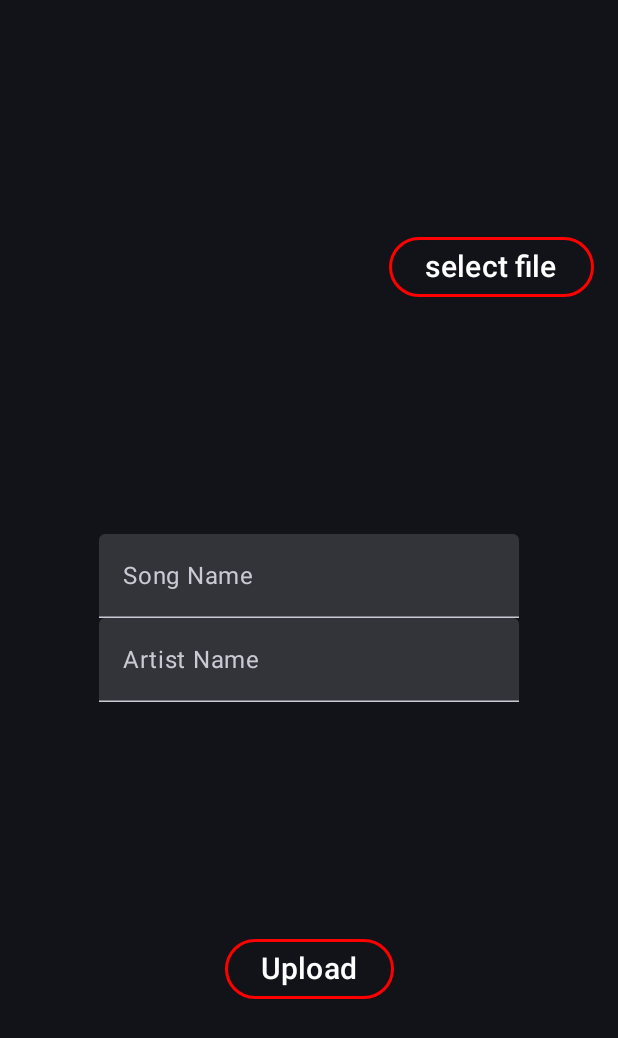
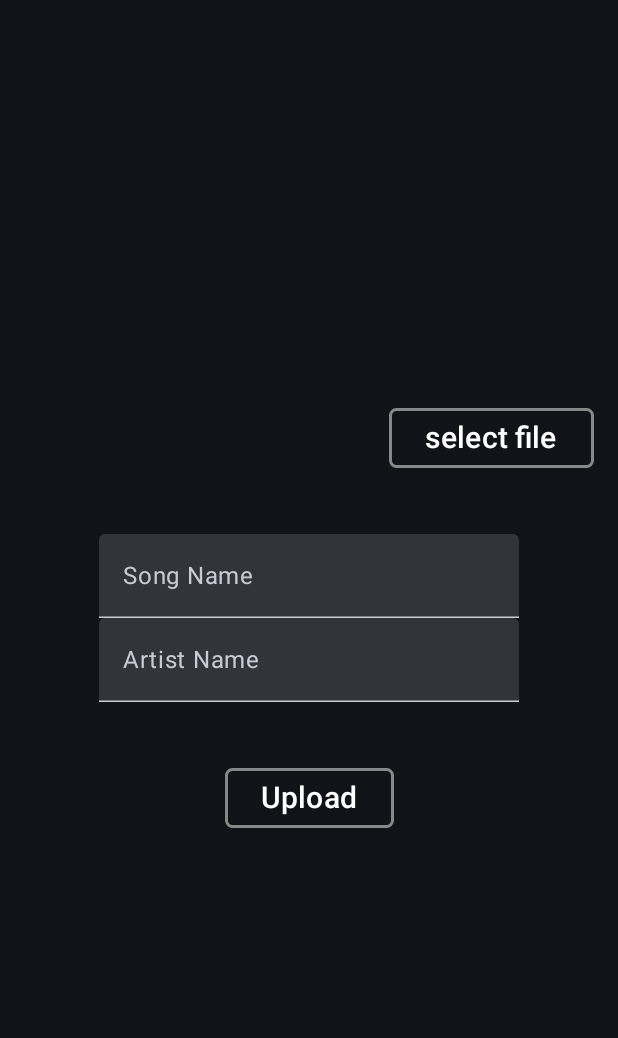
Before and after one commit to andrea749/piano-companion, an Android app built with Jetpack Compose: the MidiRoomScreen screen opened through its navigation route, after a tap on "upload midi", on a phone screen of 412 x 824 dp. Shown: the top 1038 px of the screen. Run offline under Robolectric (Android 15) with nearby library versions, the light colour scheme and no system bars; our stand-ins replace Dagger/Hilt's generated code, Room's generated code; pictures from the network do not load.

Commit message:
UI changes. added coil to retrieve the images, which are temporarily coming from internal storage but will later be a network request

```diff
--- a/app/build.gradle.kts
+++ b/app/build.gradle.kts
@@ -80,6 +80,7 @@ dependencies {
     kspTest(libs.hilt.compiler)
 
     implementation(libs.accompanist)
+    implementation(libs.coil.compose)
 
     testImplementation(libs.junit)
     androidTestImplementation(libs.androidx.junit)
--- a/app/src/main/java/com/andrea/pianocompanionroom/ui/theme/Theme.kt
+++ b/app/src/main/java/com/andrea/pianocompanionroom/ui/theme/Theme.kt
@@ -1,13 +1,9 @@
 package com.andrea.pianocompanionroom.ui.theme
 
-import android.app.Activity
 import android.os.Build
 import androidx.compose.foundation.BorderStroke
-import androidx.compose.foundation.isSystemInDarkTheme
 import androidx.compose.material3.ButtonColors
 import androidx.compose.material3.MaterialTheme
-import androidx.compose.material3.SearchBarColors
-import androidx.compose.material3.TextFieldDefaults
 import androidx.compose.material3.darkColorScheme
 import androidx.compose.material3.dynamicDarkColorScheme
 import androidx.compose.material3.dynamicLightColorScheme
@@ -19,10 +15,10 @@ import androidx.compose.ui.unit.dp
 
 object ThemeColors {
     val ControlButtonColor = Color.White
-    val HeaderTextColor = Color.Blue
+    val HeaderTextColor = Color.White
     val ButtonTextColor = Color.White
     val NavigationButtonColors = ButtonColors(Color.Transparent, Color.Transparent, Color.Transparent, Color.Transparent)
-    val NavigationButtonBorderStroke = BorderStroke(2.dp, Color.Red)
+    val NavigationButtonBorderStroke = BorderStroke(2.dp, Color.Gray)
 }
 
 private val DarkColorScheme = darkColorScheme(
--- a/app/src/main/java/com/andrea/pianocompanionroom/view/HomeScreen.kt
+++ b/app/src/main/java/com/andrea/pianocompanionroom/view/HomeScreen.kt
@@ -6,6 +6,8 @@ import androidx.compose.foundation.layout.Arrangement
 import androidx.compose.foundation.layout.Column
 import androidx.compose.foundation.layout.fillMaxSize
 import androidx.compose.foundation.layout.padding
+import androidx.compose.foundation.shape.CornerSize
+import androidx.compose.foundation.shape.RoundedCornerShape
 import androidx.compose.material3.Button
 import androidx.compose.material3.Scaffold
 import androidx.compose.material3.Text
@@ -58,6 +60,7 @@ fun HomeScreen(
                         onClick = navigateToMidiRoom,
                         colors = ThemeColors.NavigationButtonColors,
                         border = ThemeColors.NavigationButtonBorderStroke,
+                        shape = RoundedCornerShape(corner = CornerSize(5.dp)),
                         ) {
                         Text(
                             text = "Midi Room",
@@ -69,6 +72,7 @@ fun HomeScreen(
                         onClick = navigateToUploadScreen,
                         colors = ThemeColors.NavigationButtonColors,
                         border = ThemeColors.NavigationButtonBorderStroke,
+                        shape = RoundedCornerShape(corner = CornerSize(5.dp)),
                         ) {
                         Text(text = "Upload",
                             color = ThemeColors.ButtonTextColor,
--- a/app/src/main/java/com/andrea/pianocompanionroom/view/MidiRoomScreen.kt
+++ b/app/src/main/java/com/andrea/pianocompanionroom/view/MidiRoomScreen.kt
@@ -1,11 +1,12 @@
 package com.andrea.pianocompanionroom.view
 
-import androidx.compose.foundation.Image
+import androidx.compose.foundation.border
 import androidx.compose.foundation.layout.Arrangement
 import androidx.compose.foundation.layout.Column
 import androidx.compose.foundation.layout.PaddingValues
 import androidx.compose.foundation.layout.Row
 import androidx.compose.foundation.layout.fillMaxWidth
+import androidx.compose.foundation.layout.height
 import androidx.compose.foundation.layout.padding
 import androidx.compose.foundation.layout.size
 import androidx.compose.foundation.layout.wrapContentHeight
@@ -21,7 +22,6 @@ import androidx.compose.material3.Button
 import androidx.compose.material3.Card
 import androidx.compose.material3.CardDefaults
 import androidx.compose.material3.Icon
-import androidx.compose.material3.MaterialTheme
 import androidx.compose.material3.Scaffold
 import androidx.compose.material3.Text
 import androidx.compose.material3.TextField
@@ -31,13 +31,17 @@ import androidx.compose.runtime.collectAsState
 import androidx.compose.ui.Alignment
 import androidx.compose.ui.Modifier
 import androidx.compose.ui.graphics.Color
+import androidx.compose.ui.graphics.RectangleShape
 import androidx.compose.ui.layout.ContentScale
+import androidx.compose.ui.platform.LocalContext
 import androidx.compose.ui.res.painterResource
 import androidx.compose.ui.text.font.FontWeight
 import androidx.compose.ui.text.input.ImeAction
 import androidx.compose.ui.unit.dp
 import androidx.compose.ui.unit.sp
 import androidx.hilt.navigation.compose.hiltViewModel
+import coil.compose.AsyncImage
+import coil.request.ImageRequest
 import com.andrea.pianocompanionroom.R
 import com.andrea.pianocompanionroom.data.Song
 import com.andrea.pianocompanionroom.ui.navigation.NavigationDestination
@@ -106,7 +110,9 @@ fun AllSongs(
     Column(modifier = modifier) {
         Row(
             horizontalArrangement = Arrangement.Center,
-            modifier = Modifier.fillMaxWidth(),
+            modifier = Modifier
+                .fillMaxWidth()
+                .padding(bottom = 16.dp),
             ) {
             Text(
                 text = "Pick a song",
@@ -117,22 +123,29 @@ fun AllSongs(
         Row(horizontalArrangement = Arrangement.Start,
             modifier = Modifier
                 .padding(start = 20.dp)
+                .fillMaxWidth()
         ) {
             TextField(
+                modifier = Modifier
+                    .height(40.dp)
+                    .border(
+                        width = 1.dp,
+                        color = Color.LightGray,
+                        shape = RoundedCornerShape(corner = CornerSize(5.dp))
+                    ),
+                shape = RoundedCornerShape(corner = CornerSize(5.dp)),
                 value = searchUiText,
                 onValueChange = { onValueChange(it) },
                 leadingIcon = { Icon(Icons.Default.Search, contentDescription = null) },
                 singleLine = true,
                 keyboardOptions = KeyboardOptions(imeAction = ImeAction.Done),
                 colors = TextFieldDefaults.colors(
-                    focusedLeadingIconColor = Color.Yellow,
-                    unfocusedLeadingIconColor = Color.Yellow,
-                    focusedContainerColor = Color.Transparent,
-                    unfocusedContainerColor = Color.Transparent,
-                    disabledContainerColor = Color.Transparent,
-                    disabledIndicatorColor = Color.Yellow,
-                    focusedIndicatorColor = Color.Yellow,
-                    unfocusedIndicatorColor = Color.Yellow,
+                    focusedContainerColor = Color.DarkGray,
+                    unfocusedContainerColor = Color.DarkGray,
+                    disabledContainerColor = Color.DarkGray,
+                    disabledIndicatorColor = Color.Transparent,
+                    focusedIndicatorColor = Color.Transparent,
+                    unfocusedIndicatorColor = Color.Transparent,
                     )
             )
         }
@@ -156,21 +169,24 @@ fun SongCard(
     Card(
         onClick = { navigateToViewScreen(song.id) },
         modifier = modifier
-            .padding(10.dp)
             .fillMaxWidth()
-            .wrapContentHeight(),
-        shape = MaterialTheme.shapes.medium,
-        elevation = CardDefaults.cardElevation(defaultElevation = 5.dp),
+            .wrapContentHeight()
+            .padding(bottom = 10.dp),
+        shape = RectangleShape,
+        colors = CardDefaults.cardColors(containerColor = Color.Transparent),
     ) {
         Row(verticalAlignment = Alignment.CenterVertically) {
             Column {
-                Image(
-                    painter = painterResource(id = R.drawable.ic_launcher_background),
-                    contentDescription = null,
-                    modifier = Modifier
-                        .size(50.dp)
-                        .padding(8.dp),
+                AsyncImage(
+                    model = ImageRequest.Builder(LocalContext.current)
+                        .data(LocalContext.current.filesDir.path + "/" + song.name + ".jpg")
+                        .crossfade(true)
+                        .build(),
+                    placeholder = painterResource(id = R.drawable.ic_launcher_background),
+                    contentDescription = "album cover",
                     contentScale = ContentScale.Fit,
+                    modifier = Modifier.size(50.dp)
+                        .padding(end = 8.dp),
                 )
             }
             SongDetails(song = song)
@@ -182,12 +198,12 @@ fun SongCard(
 fun SongDetails(song: Song, modifier: Modifier = Modifier) {
     Column(modifier = modifier) {
         Text(
-            text = song.name,
+            text = song.name.ifEmpty { "Untitled" },
             fontWeight = FontWeight.SemiBold,
         )
         Row(horizontalArrangement = Arrangement.spacedBy(10.dp)) {
             Text(
-                text = song.artist,
+                text = song.artist.ifEmpty { "Untitled" },
                 fontWeight = FontWeight.Thin,
             )
             Text(
--- a/app/src/main/java/com/andrea/pianocompanionroom/view/MidiUploadScreen.kt
+++ b/app/src/main/java/com/andrea/pianocompanionroom/view/MidiUploadScreen.kt
@@ -8,6 +8,7 @@ import androidx.compose.foundation.layout.Row
 import androidx.compose.foundation.layout.fillMaxHeight
 import androidx.compose.foundation.layout.fillMaxWidth
 import androidx.compose.foundation.layout.padding
+import androidx.compose.foundation.shape.RoundedCornerShape
 import androidx.compose.material3.Button
 import androidx.compose.material3.Scaffold
 import androidx.compose.material3.Text
@@ -46,8 +47,12 @@ fun MidiUploadScreen(
             .padding(horizontal = 16.dp)
             .fillMaxWidth()
             .fillMaxHeight(),
+            verticalArrangement = Arrangement.Center,
+        ) {
+            Column(
+                modifier = Modifier,
                 horizontalAlignment = Alignment.CenterHorizontally,
-            verticalArrangement = Arrangement.SpaceEvenly,
+                verticalArrangement = Arrangement.spacedBy(40.dp)
                 ) {
                 Row(
                     modifier = Modifier.fillMaxWidth(),
@@ -57,6 +62,7 @@ fun MidiUploadScreen(
                         onClick = { launcher.launch(arrayOf("audio/midi")) },
                         colors = ThemeColors.NavigationButtonColors,
                         border = ThemeColors.NavigationButtonBorderStroke,
+                        shape = RoundedCornerShape(5.dp),
                     ) {
                         Text(
                             text = "select file",
@@ -69,11 +75,13 @@ fun MidiUploadScreen(
                         value = viewModel.songName.value,
                         onValueChange = { viewModel.songName.value = it },
                         label = { Text(text = "Song Name") },
+                        maxLines = 1,
                     )
                     TextField(
                         value = viewModel.artistName.value,
                         onValueChange = { viewModel.artistName.value = it },
                         label = { Text(text = "Artist Name") },
+                        maxLines = 1,
                     )
                 }
                 Button(onClick = {
@@ -82,6 +90,7 @@ fun MidiUploadScreen(
                 },
                     colors = ThemeColors.NavigationButtonColors,
                     border = ThemeColors.NavigationButtonBorderStroke,
+                    shape = RoundedCornerShape(5.dp),
                 ) {
                     Text(
                         text = "Upload",
@@ -92,3 +101,4 @@ fun MidiUploadScreen(
             }
         }
     }
+}
--- a/gradle/libs.versions.toml
+++ b/gradle/libs.versions.toml
@@ -22,6 +22,7 @@ navigationCompose = "2.7.7"
 hilt = "2.51.1"
 androidxHiltNavigationCompose = "1.2.0"
 accompanist = "0.21.1-beta"
+coilCompose = "2.4.0"
 
 
 [libraries]
@@ -45,6 +46,7 @@ androidx-ui-tooling-preview = { group = "androidx.compose.ui", name = "ui-toolin
 androidx-ui-test-manifest = { group = "androidx.compose.ui", name = "ui-test-manifest" }
 androidx-ui-test-junit4 = { group = "androidx.compose.ui", name = "ui-test-junit4" }
 android-midi-lib = { group = "com.github.leffelmania", name = "android-midi-lib", version.ref = "midiLib" }
+coil-compose = { group = "io.coil-kt", name = "coil-compose", version.ref = "coilCompose"}
 google-gson = { group = "com.google.code.gson", name = "gson", version.ref = "gson"}
 hilt-android = { group = "com.google.dagger", name = "hilt-android", version.ref = "hilt" }
 hilt-android-testing = { group = "com.google.dagger", name = "hilt-android-testing", version.ref = "hilt" }
```
Also changed, not shown: app/src/main/java/com/andrea/pianocompanionroom/data/Song.kt (+13 -18 lines), app/src/main/java/com/andrea/pianocompanionroom/view/ViewMidiScreen.kt (+63 -24 lines), 5 other files. Lines whose indentation alone changed are shown as unchanged.
